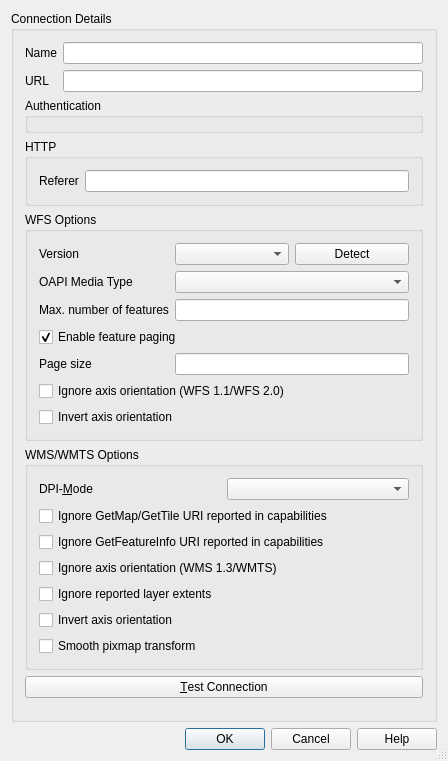
Above: src/ui/qgsnewhttpconnectionbase.ui from ogc-leedahl/QGIS before the change. Below: the same form after it.
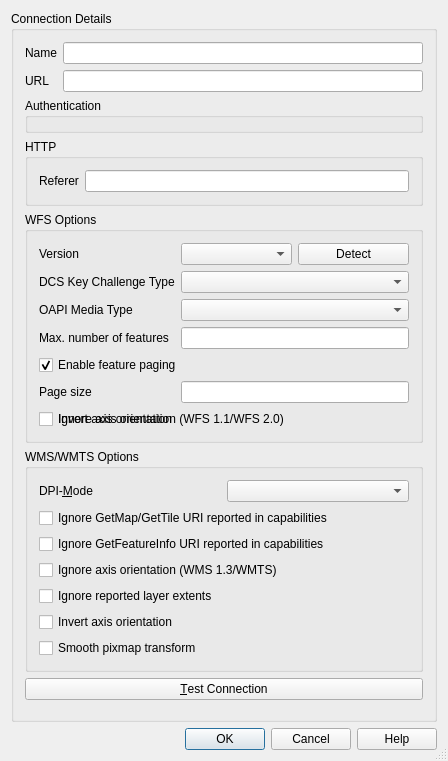
That is the form after the change. Custom widgets are drawn as their Qt base class.

Commit message: Added a KeyChallengeType to the new connection dialog box.

Patch:
```diff
--- a/src/ui/qgsnewhttpconnectionbase.ui
+++ b/src/ui/qgsnewhttpconnectionbase.ui
@@ -184,51 +184,61 @@
           </widget>
          </item>
          <item row="1" column="0">
+          <widget class="QLabel" name="lblDcsKeyType">
+           <property name="text">
+            <string>DCS Key Challenge Type</string>
+           </property>
+          </widget>
+         </item>
+         <item row="1" column="1" colspan="2">
+          <widget class="QComboBox" name="cmbKeyChallengeType"/>
+         </item>
+         <item row="2" column="0">
           <widget class="QLabel" name="lblMediaType">
            <property name="text">
             <string>OAPI Media Type</string>
            </property>
           </widget>
          </item>
-         <item row="1" column="1" colspan="2">
+         <item row="2" column="1" colspan="2">
           <widget class="QComboBox" name="cmbMediaType"/>
          </item>
-         <item row="2" column="0">
+         <item row="3" column="0">
           <widget class="QLabel" name="lblMaxNumFeatures">
            <property name="text">
             <string>Max. number of features</string>
            </property>
           </widget>
          </item>
-         <item row="2" column="1" colspan="2">
+         <item row="3" column="1" colspan="2">
           <widget class="QLineEdit" name="txtMaxNumFeatures">
            <property name="toolTip">
             <string>&lt;html&gt;&lt;head/&gt;&lt;body&gt;&lt;p&gt;Enter a number to limit the maximum number of features retrieved per feature request. If let to empty, no limit is set.&lt;/p&gt;&lt;/body&gt;&lt;/html&gt;</string>
            </property>
           </widget>
          </item>
-         <item row="4" column="0">
+         <item row="5" column="0">
           <widget class="QLabel" name="lblPageSize">
            <property name="text">
             <string>Page size</string>
            </property>
           </widget>
          </item>
-         <item row="4" column="1" colspan="2">
+         <item row="5" column="1" colspan="2">
           <widget class="QLineEdit" name="txtPageSize">
            <property name="toolTip">
             <string>&lt;html&gt;&lt;head/&gt;&lt;body&gt;&lt;p&gt;Enter a number to limit the maximum number of features retrieved in a single GetFeature request when paging is enabled. If let to empty, server default will apply.&lt;/p&gt;&lt;/body&gt;&lt;/html&gt;</string>
            </property>
           </widget>
          </item>
-         <item row="5" column="0" colspan="3">
+         <item row="6" column="0" colspan="3">
           <widget class="QCheckBox" name="cbxWfsIgnoreAxisOrientation">
            <property name="text">
             <string>Ignore axis orientation (WFS 1.1/WFS 2.0)</string>
            </property>
           </widget>
          </item>
-         <item row="3" column="0" colspan="3">
+         <item row="4" column="0" colspan="3">
           <widget class="QCheckBox" name="cbxWfsFeaturePaging">
            <property name="text">
             <string>Enable feature paging</string>
```
Left out of the diff: 2 changed lines with no effect on the pictures. The commit also changes 2 other files.
